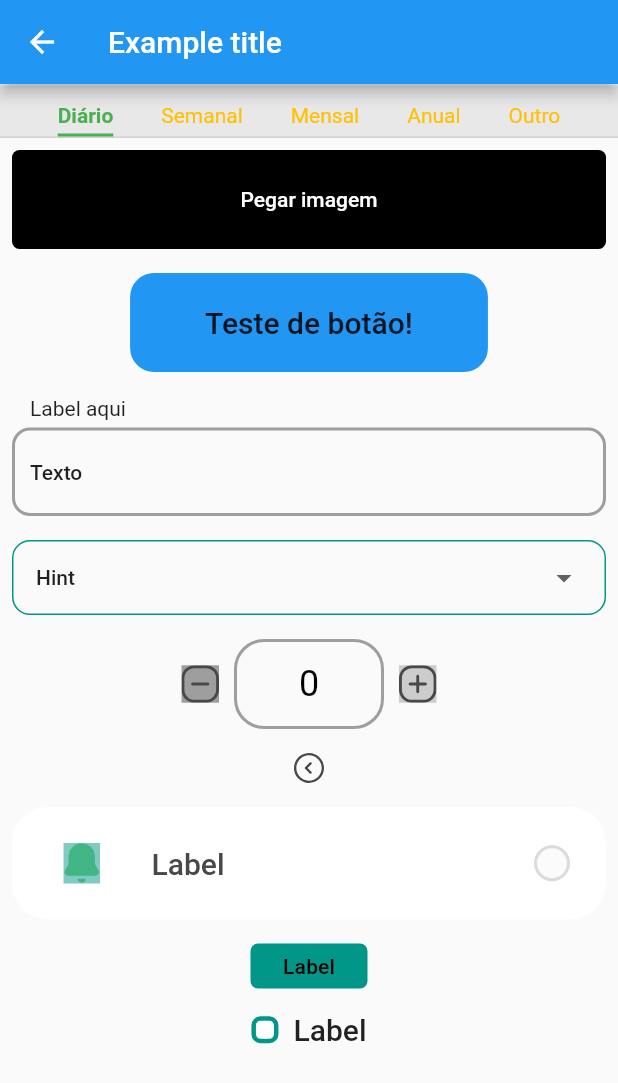
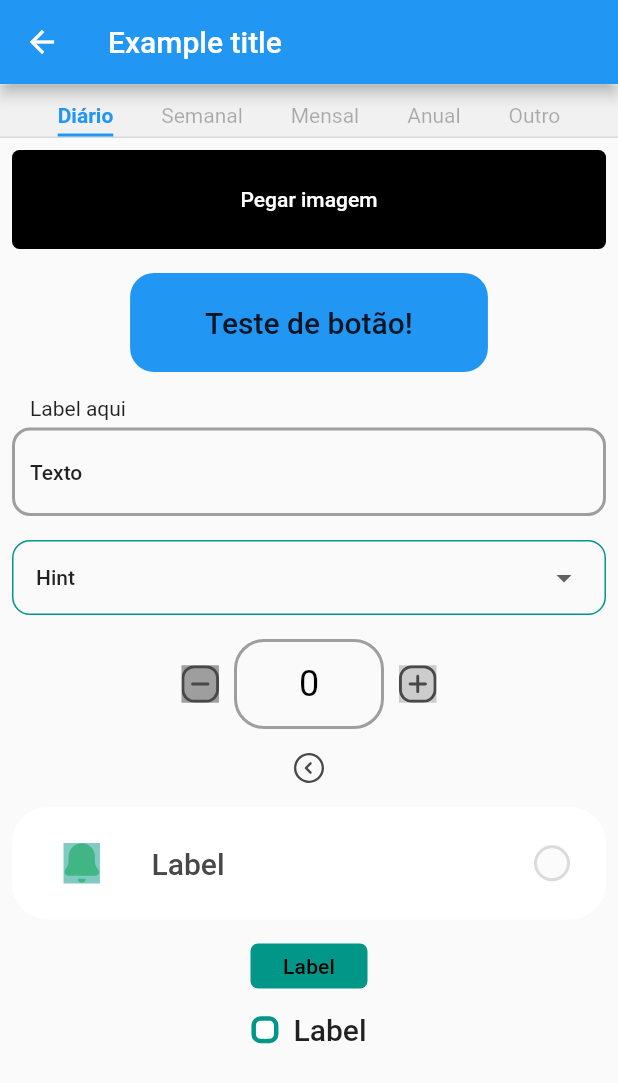
Before and after one commit to loomi/loomi-ui-flutter, a Flutter app: the ExampleScreen screen opened directly, on a phone screen of 412 x 824 dp. Shown: the top 1083 px of the screen. Run offline on Flutter 3.47's test engine with Material 2 defaults, Android fonts, the phone set to English and light mode, and no system bars; our stand-ins replace cached_network_image, flutter_svg; missing offline and left inert: storybook_flutter.

Commit message:
Removed comment

```diff
--- a/example/lib/screens/example_screen.dart
+++ b/example/lib/screens/example_screen.dart
@@ -36,10 +36,10 @@ class _ExampleScreenState extends State<ExampleScreen> {
           child: Column(
             children: [
               CustomTabItens(
-                selectedTextColor: Colors.green,
-                unselectedTextColor: Colors.amber,
+                selectedTextColor: Colors.blue,
+                unselectedTextColor: Colors.black.withOpacity(0.3),
                 backgroundDecoration: BoxDecoration(
-                  color: Colors.grey.withOpacity(0.2),
+                  color: Colors.grey.withOpacity(0.1),
                   border: Border(
                     bottom: BorderSide(
                       width: 1,
--- a/lib/widgets/custom_tab_items.dart
+++ b/lib/widgets/custom_tab_items.dart
@@ -51,7 +51,6 @@ class _CustomTabItensState extends State<CustomTabItens>
     return Container(
       decoration: widget.backgroundDecoration,
       width: MediaQuery.of(context).size.width,
-      // height: 40,
       child: Center(
         child: TabBar(
           padding: widget.padding ?? const EdgeInsets.only(top: 12),
```
